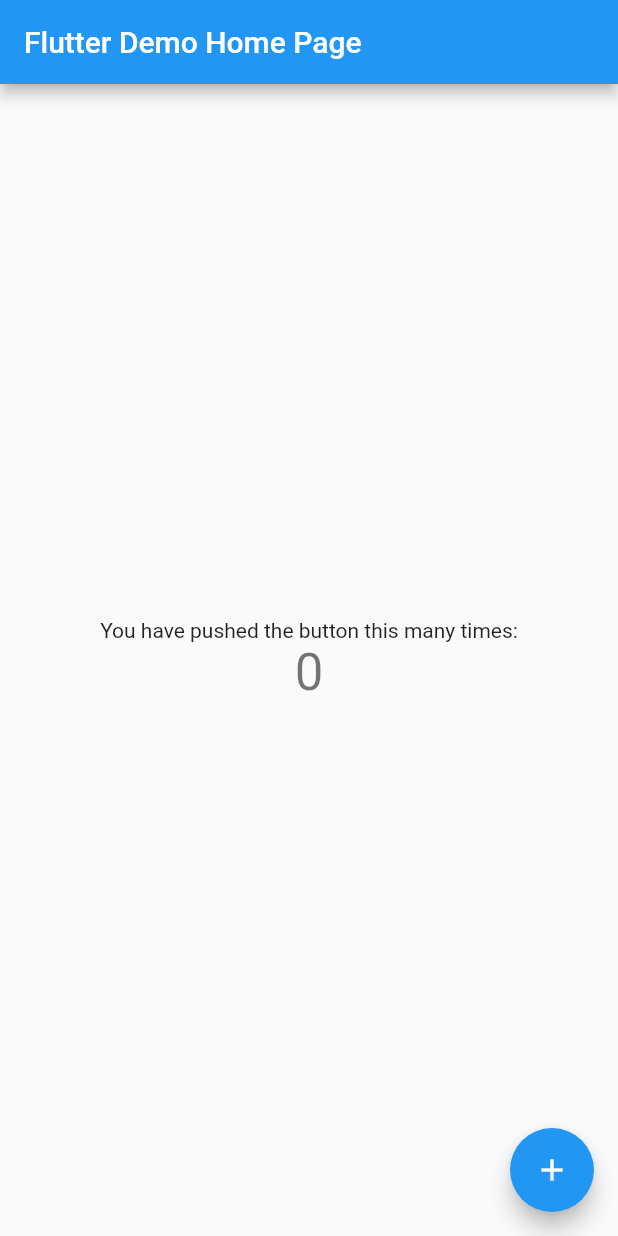
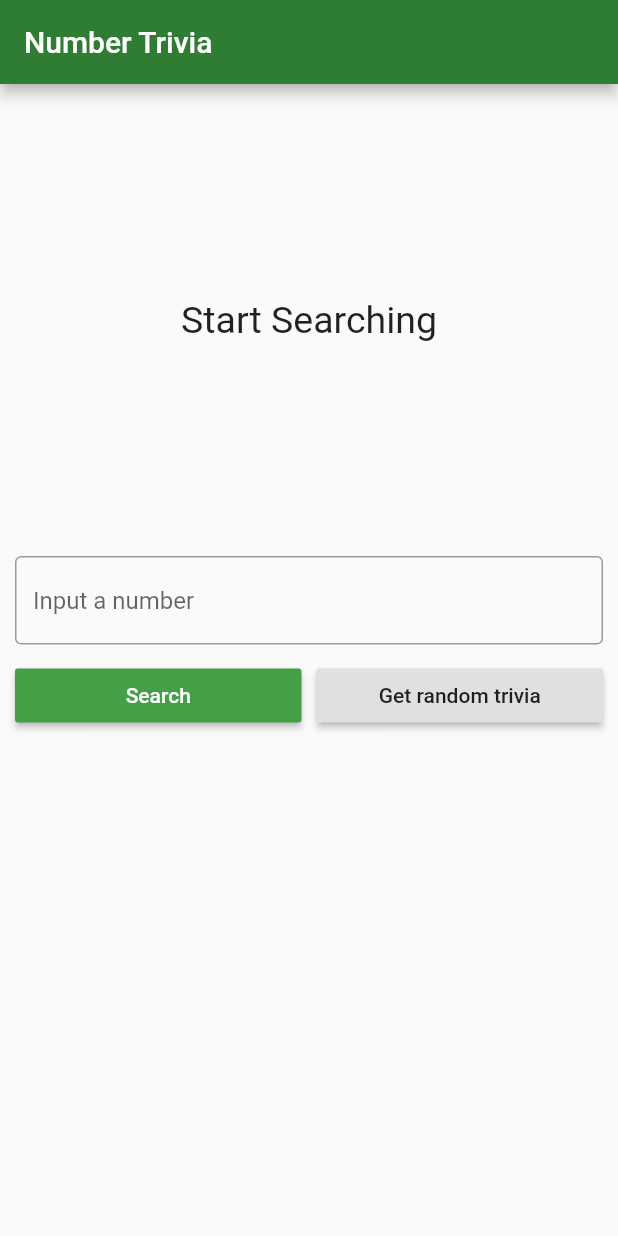
Before and after one commit to oyewalekehinde/Number_trivia, a Flutter app: the screen it shows after launch, on a phone screen of 412 x 824 dp. Run offline on Flutter 3.47's test engine with Material 2 defaults, Android fonts, the phone set to English and light mode, and no system bars; our stand-ins replace bloc, dartz, data_connection_checker, equatable, flutter_bloc, get_it and 1 more.

Commit message:
done with project

```diff
--- /dev/null
+++ b/lib/features/number_trivia/presentation/pages/number_trivia_page.dart
@@ -0,0 +1,53 @@
+import "package:flutter/material.dart";
+import 'package:flutter_bloc/flutter_bloc.dart';
+import 'package:numberTrivia/features/number_trivia/presentation/bloc/bloc.dart';
+import 'package:numberTrivia/features/number_trivia/presentation/bloc/number_trivia_bloc.dart';
+import 'package:numberTrivia/features/number_trivia/presentation/widgets/widgets.dart';
+import '../../../../injection_container.dart';
+
+class NumberTriviaPage extends StatelessWidget {
+  @override
+  Widget build(BuildContext context) {
+    return Scaffold(
+      appBar: AppBar(
+        title: Text("Number Trivia"),
+      ),
+      body: SingleChildScrollView(child: buildBody(context)),
+    );
+  }
+
+  BlocProvider<NumberTriviaBloc> buildBody(BuildContext context) {
+    return BlocProvider(
+      builder: (_) => sl<NumberTriviaBloc>(),
+      child: Center(
+        child: Padding(
+          padding: const EdgeInsets.all(10),
+          child: Column(
+            children: [
+              SizedBox(height: 10),
+              BlocBuilder<NumberTriviaBloc, NumberTriviaState>(
+                builder: (context, state) {
+                  if (state is Empty) {
+                    return MessageDisplay(message: "Start Searching");
+                  } else if (state is Loading) {
+                    return LoadingWidget();
+                  } else if (state is Loaded) {
+                    return TriviaDisplay(
+                      numberTrivia: state.trivia,
+                    );
+                  } else if (state is Error) {
+                    return MessageDisplay(
+                      message: state.message,
+                    );
+                  }
+                },
+              ),
+              SizedBox(height: 20),
+              TriviaControls()
+            ],
+          ),
+        ),
+      ),
+    );
+  }
+}
--- /dev/null
+++ b/lib/features/number_trivia/presentation/widgets/message_display.dart
@@ -0,0 +1,23 @@
+import 'package:flutter/material.dart';
+
+class MessageDisplay extends StatelessWidget {
+  final String message;
+  const MessageDisplay({Key key, @required this.message}) : super(key: key);
+
+  @override
+  Widget build(BuildContext context) {
+    return Container(
+      height: MediaQuery.of(context).size.height / 3,
+      child: Center(
+        child: SingleChildScrollView(
+          physics: BouncingScrollPhysics(),
+          child: Text(
+            message,
+            style: TextStyle(fontSize: 25),
+            textAlign: TextAlign.center,
+          ),
+        ),
+      ),
+    );
+  }
+}
--- /dev/null
+++ b/lib/features/number_trivia/presentation/widgets/trivia_controls.dart
@@ -0,0 +1,67 @@
+import 'package:flutter/material.dart';
+import 'package:flutter_bloc/flutter_bloc.dart';
+import 'package:numberTrivia/features/number_trivia/presentation/bloc/bloc.dart';
+
+class TriviaControls extends StatefulWidget {
+  const TriviaControls({
+    Key key,
+  }) : super(key: key);
+
+  @override
+  _TriviaControlsState createState() => _TriviaControlsState();
+}
+
+class _TriviaControlsState extends State<TriviaControls> {
+  String inputStr;
+  final controller = TextEditingController();
+  @override
+  Widget build(BuildContext context) {
+    return Column(
+      children: [
+        TextField(
+          controller:controller,
+          keyboardType: TextInputType.number,
+          decoration: InputDecoration(
+              border: OutlineInputBorder(), hintText: "Input a number"),
+          onChanged: (value) {
+            inputStr = value;
+          },
+          onSubmitted: (_){
+             dispatchConcrete();
+          },
+        ),
+        SizedBox(height: 10),
+        Row(
+          children: [
+            Expanded(
+              child: RaisedButton(
+                child: Text("Search"),
+                color: Theme.of(context).accentColor,
+                textTheme: ButtonTextTheme.primary,
+                onPressed: dispatchConcrete,
+              ),
+            ),
+            SizedBox(
+              width: 10,
+            ),
+            Expanded(
+              child: RaisedButton(
+                child: Text("Get random trivia"),
+                onPressed:  dispatchRandom,
+              ),
+            )
+          ],
+        )
+      ],
+    );
+  }
+
+  void dispatchConcrete(){
+    controller.clear();
+    BlocProvider.of(context).dispatch(GetTriviaForConcreteNumber(inputStr));
+  }
+   void dispatchRandom(){
+    controller.clear();
+    BlocProvider.of(context).dispatch(GetTriviaForRandomNumber);
+  }
+}
--- /dev/null
+++ b/lib/features/number_trivia/presentation/widgets/widgets.dart
@@ -0,0 +1,4 @@
+export 'loading_widget.dart';
+export 'trivia_display.dart';
+export 'message_display.dart';
+export 'trivia_controls.dart';
--- a/lib/main.dart
+++ b/lib/main.dart
@@ -1,119 +1,21 @@
 import 'package:flutter/material.dart';
+import 'package:numberTrivia/features/number_trivia/presentation/pages/number_trivia_page.dart';
 import 'injection_container.dart' as di;
 
-void main()async  {
-await di.init();
+void main() async {
+  await di.init();
   runApp(MyApp());
 }
 
 class MyApp extends StatelessWidget {
-  // This widget is the root of your application.
   @override
   Widget build(BuildContext context) {
     return MaterialApp(
-      title: 'Flutter Demo',
+      title: 'Number Trivia',
       theme: ThemeData(
-        // This is the theme of your application.
-        //
-        // Try running your application with "flutter run". You'll see the
-        // application has a blue toolbar. Then, without quitting the app, try
-        // changing the primarySwatch below to Colors.green and then invoke
-        // "hot reload" (press "r" in the console where you ran "flutter run",
-        // or simply save your changes to "hot reload" in a Flutter IDE).
-        // Notice that the counter didn't reset back to zero; the application
-        // is not restarted.
-        primarySwatch: Colors.blue,
-        // This makes the visual density adapt to the platform that you run
-        // the app on. For desktop platforms, the controls will be smaller and
-        // closer together (more dense) than on mobile platforms.
-        visualDensity: VisualDensity.adaptivePlatformDensity,
-      ),
-      home: MyHomePage(title: 'Flutter Demo Home Page'),
+          primaryColor: Colors.green.shade800,
+          accentColor: Colors.green.shade600),
+      home: NumberTriviaPage(),
     );
   }
 }
-
-class MyHomePage extends StatefulWidget {
-  MyHomePage({Key key, this.title}) : super(key: key);
-
-  // This widget is the home page of your application. It is stateful, meaning
-  // that it has a State object (defined below) that contains fields that affect
-  // how it looks.
-
-  // This class is the configuration for the state. It holds the values (in this
-  // case the title) provided by the parent (in this case the App widget) and
-  // used by the build method of the State. Fields in a Widget subclass are
-  // always marked "final".
-
-  final String title;
-
-  @override
-  _MyHomePageState createState() => _MyHomePageState();
-}
-
-class _MyHomePageState extends State<MyHomePage> {
-  int _counter = 0;
-
-  void _incrementCounter() {
-    setState(() {
-      // This call to setState tells the Flutter framework that something has
-      // changed in this State, which causes it to rerun the build method below
-      // so that the display can reflect the updated values. If we changed
-      // _counter without calling setState(), then the build method would not be
-      // called again, and so nothing would appear to happen.
-      _counter++;
-    });
-  }
-
-  @override
-  Widget build(BuildContext context) {
-    // This method is rerun every time setState is called, for instance as done
-    // by the _incrementCounter method above.
-    //
-    // The Flutter framework has been optimized to make rerunning build methods
-    // fast, so that you can just rebuild anything that needs updating rather
-    // than having to individually change instances of widgets.
-    return Scaffold(
-      appBar: AppBar(
-        // Here we take the value from the MyHomePage object that was created by
-        // the App.build method, and use it to set our appbar title.
-        title: Text(widget.title),
-      ),
-      body: Center(
-        // Center is a layout widget. It takes a single child and positions it
-        // in the middle of the parent.
-        child: Column(
-          // Column is also a layout widget. It takes a list of children and
-          // arranges them vertically. By default, it sizes itself to fit its
-          // children horizontally, and tries to be as tall as its parent.
-          //
-          // Invoke "debug painting" (press "p" in the console, choose the
-          // "Toggle Debug Paint" action from the Flutter Inspector in Android
-          // Studio, or the "Toggle Debug Paint" command in Visual Studio Code)
-          // to see the wireframe for each widget.
-          //
-          // Column has various properties to control how it sizes itself and
-          // how it positions its children. Here we use mainAxisAlignment to
-          // center the children vertically; the main axis here is the vertical
-          // axis because Columns are vertical (the cross axis would be
-          // horizontal).
-          mainAxisAlignment: MainAxisAlignment.center,
-          children: <Widget>[
-            Text(
-              'You have pushed the button this many times:',
-            ),
-            Text(
-              '$_counter',
-              style: Theme.of(context).textTheme.headline4,
-            ),
-          ],
-        ),
-      ),
-      floatingActionButton: FloatingActionButton(
-        onPressed: _incrementCounter,
-        tooltip: 'Increment',
-        child: Icon(Icons.add),
-      ), // This trailing comma makes auto-formatting nicer for build methods.
-    );
-  }
-}
```
Also changed, not shown: lib/features/number_trivia/presentation/widgets/loading_widget.dart (added, +15 -0 lines), lib/features/number_trivia/presentation/widgets/trivia_display.dart (added, +38 -0 lines).
